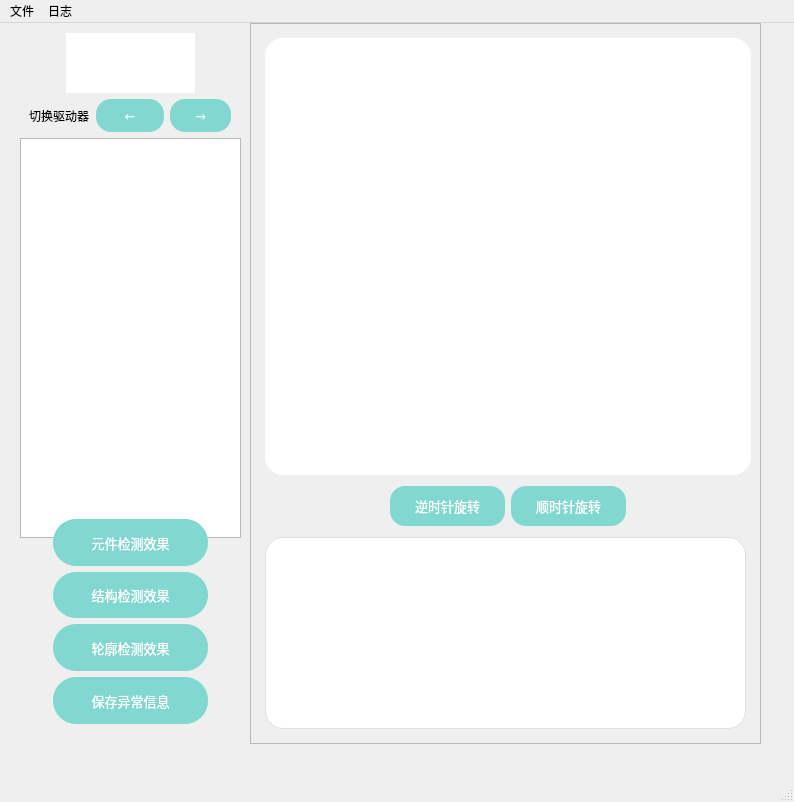
Ethereaity/InterfaceDesign, file mainwindows.ui: the form before one commit.
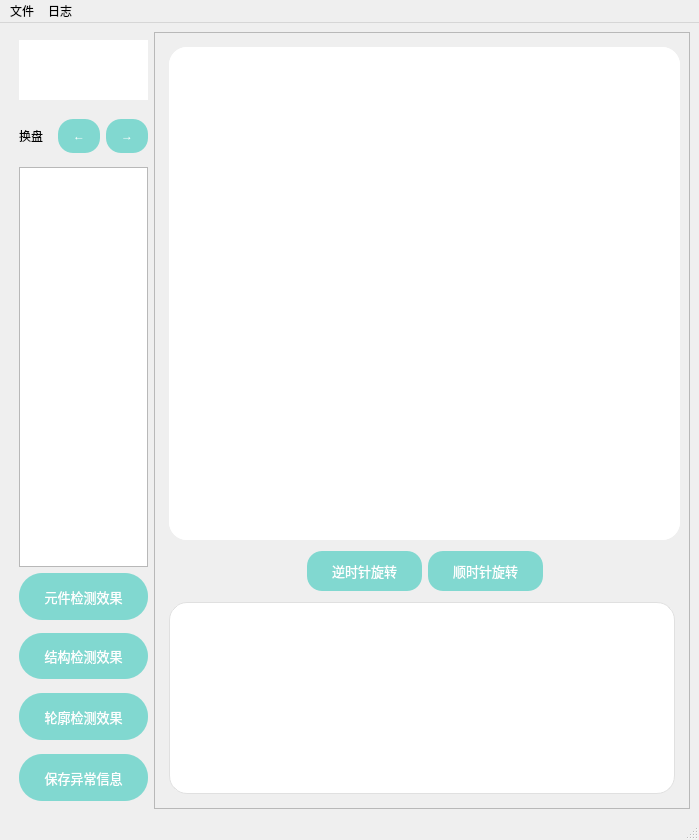
The form after the commit. Icons and pictures are not drawn.

Diff of the .ui file:
```diff
--- a/mainwindows.ui
+++ b/mainwindows.ui
@@ -6,8 +6,8 @@
    <rect>
     <x>0</x>
     <y>0</y>
-    <width>794</width>
-    <height>802</height>
+    <width>699</width>
+    <height>840</height>
    </rect>
   </property>
   <property name="windowTitle">
@@ -20,15 +20,14 @@
      <verstretch>0</verstretch>
     </sizepolicy>
    </property>
+   <layout class="QGridLayout" name="gridLayout">
+    <item row="0" column="0">
+     <layout class="QGridLayout" name="gridLayout_2" columnstretch="1,5">
+      <property name="sizeConstraint">
+       <enum>QLayout::SetNoConstraint</enum>
+      </property>
+      <item row="0" column="1">
    <widget class="QScrollArea" name="scrollArea_external">
-    <property name="geometry">
-     <rect>
-      <x>250</x>
-      <y>0</y>
-      <width>511</width>
-      <height>721</height>
-     </rect>
-    </property>
     <property name="widgetResizable">
      <bool>true</bool>
     </property>
@@ -37,30 +36,172 @@
       <rect>
        <x>0</x>
        <y>0</y>
-       <width>509</width>
-       <height>719</height>
-      </rect>
-     </property>
-     <layout class="QGridLayout" name="gridLayout_2">
+           <width>517</width>
+           <height>776</height>
+          </rect>
+         </property>
+         <layout class="QGridLayout" name="gridLayout_8">
       <item row="0" column="0">
+           <spacer name="verticalSpacer_8">
+            <property name="orientation">
+             <enum>Qt::Vertical</enum>
+            </property>
+            <property name="sizeType">
+             <enum>QSizePolicy::Preferred</enum>
+            </property>
+            <property name="sizeHint" stdset="0">
+             <size>
+              <width>5</width>
+              <height>5</height>
+             </size>
+            </property>
+           </spacer>
+          </item>
+          <item row="1" column="0">
        <layout class="QGridLayout" name="gridLayout_4">
         <item row="2" column="1">
-         <spacer name="verticalSpacer_11">
+             <layout class="QHBoxLayout" name="horizontalLayout_9">
+              <property name="topMargin">
+               <number>0</number>
+              </property>
+              <property name="rightMargin">
+               <number>0</number>
+              </property>
+              <item>
+               <spacer name="horizontalSpacer_15">
           <property name="orientation">
-           <enum>Qt::Vertical</enum>
+                 <enum>Qt::Horizontal</enum>
           </property>
           <property name="sizeType">
-           <enum>QSizePolicy::Preferred</enum>
+                 <enum>QSizePolicy::Expanding</enum>
           </property>
           <property name="sizeHint" stdset="0">
            <size>
-            <width>20</width>
-            <height>5</height>
+                  <width>33</width>
+                  <height>20</height>
            </size>
           </property>
          </spacer>
         </item>
-        <item row="4" column="1">
+              <item>
+               <widget class="QPushButton" name="rotateCounterclockwiseButton">
+                <property name="sizePolicy">
+                 <sizepolicy hsizetype="Preferred" vsizetype="Preferred">
+                  <horstretch>0</horstretch>
+                  <verstretch>0</verstretch>
+                 </sizepolicy>
+                </property>
+                <property name="minimumSize">
+                 <size>
+                  <width>68</width>
+                  <height>33</height>
+                 </size>
+                </property>
+                <property name="maximumSize">
+                 <size>
+                  <width>16777215</width>
+                  <height>16777215</height>
+                 </size>
+                </property>
+                <property name="font">
+                 <font>
+                  <family>华文楷体</family>
+                  <pointsize>10</pointsize>
+                  <weight>50</weight>
+                  <italic>false</italic>
+                  <bold>false</bold>
+                 </font>
+                </property>
+                <property name="styleSheet">
+                 <string notr="true">         QPushButton {
+            font: 10pt &quot;华文楷体&quot;;
+            color: white;
+            background-color: #81D8D0;
+            border-radius: 15px;
+            padding: 10px 25px;
+          }
+          QPushButton:hover {
+            background-color: #B2DFE5;
+          }</string>
+                </property>
+                <property name="text">
+                 <string>逆时针旋转</string>
+                </property>
+                <property name="iconSize">
+                 <size>
+                  <width>16</width>
+                  <height>16</height>
+                 </size>
+                </property>
+               </widget>
+              </item>
+              <item>
+               <widget class="QPushButton" name="rotateClockwiseButton">
+                <property name="sizePolicy">
+                 <sizepolicy hsizetype="Preferred" vsizetype="Preferred">
+                  <horstretch>0</horstretch>
+                  <verstretch>0</verstretch>
+                 </sizepolicy>
+                </property>
+                <property name="minimumSize">
+                 <size>
+                  <width>0</width>
+                  <height>33</height>
+                 </size>
+                </property>
+                <property name="maximumSize">
+                 <size>
+                  <width>16777215</width>
+                  <height>16777215</height>
+                 </size>
+                </property>
+                <property name="font">
+                 <font>
+                  <family>华文楷体</family>
+                  <pointsize>10</pointsize>
+                  <weight>50</weight>
+                  <italic>false</italic>
+                  <bold>false</bold>
+                 </font>
+                </property>
+                <property name="styleSheet">
+                 <string notr="true">         QPushButton {
+            font: 10pt &quot;华文楷体&quot;;
+            color: white;
+            background-color: #81D8D0;
+            border-radius: 15px;
+	font: 10pt &quot;华文楷体&quot;;
+            padding: 10px 25px;
+          }
+          QPushButton:hover {
+            background-color: #B2DFE5;
+          }
+</string>
+                </property>
+                <property name="text">
+                 <string>顺时针旋转</string>
+                </property>
+               </widget>
+              </item>
+              <item>
+               <spacer name="horizontalSpacer_16">
+                <property name="orientation">
+                 <enum>Qt::Horizontal</enum>
+                </property>
+                <property name="sizeType">
+                 <enum>QSizePolicy::Expanding</enum>
+                </property>
+                <property name="sizeHint" stdset="0">
+                 <size>
+                  <width>33</width>
+                  <height>20</height>
+                 </size>
+                </property>
+               </spacer>
+              </item>
+             </layout>
+            </item>
+            <item row="3" column="1">
          <spacer name="verticalSpacer_9">
           <property name="orientation">
            <enum>Qt::Vertical</enum>
@@ -76,23 +217,7 @@
           </property>
          </spacer>
         </item>
-        <item row="5" column="0">
-         <spacer name="horizontalSpacer_13">
-          <property name="orientation">
-           <enum>Qt::Horizontal</enum>
-          </property>
-          <property name="sizeType">
-           <enum>QSizePolicy::Preferred</enum>
-          </property>
-          <property name="sizeHint" stdset="0">
-           <size>
-            <width>5</width>
-            <height>20</height>
-           </size>
-          </property>
-         </spacer>
-        </item>
-        <item row="5" column="1">
+            <item row="4" column="1">
          <layout class="QGridLayout" name="gridLayout_7">
           <property name="topMargin">
            <number>0</number>
@@ -147,7 +272,7 @@
           </item>
          </layout>
         </item>
-        <item row="1" column="1">
+            <item row="0" column="1">
          <layout class="QGridLayout" name="gridLayout_5">
           <item row="0" column="0">
            <widget class="QScrollArea" name="scrollArea">
@@ -163,8 +288,8 @@
               <rect>
                <x>0</x>
                <y>0</y>
-               <width>468</width>
-               <height>408</height>
+                   <width>476</width>
+                   <height>465</height>
               </rect>
              </property>
              <layout class="QGridLayout" name="gridLayout_9" columnstretch="1,5">
@@ -196,152 +321,10 @@
           </item>
          </layout>
         </item>
-        <item row="3" column="1">
-         <layout class="QHBoxLayout" name="horizontalLayout_9">
-          <property name="topMargin">
-           <number>0</number>
-          </property>
-          <property name="rightMargin">
-           <number>0</number>
-          </property>
-          <item>
-           <spacer name="horizontalSpacer_15">
+            <item row="4" column="0">
+             <spacer name="horizontalSpacer_13">
             <property name="orientation">
              <enum>Qt::Horizontal</enum>
-            </property>
-            <property name="sizeType">
-             <enum>QSizePolicy::Expanding</enum>
-            </property>
-            <property name="sizeHint" stdset="0">
-             <size>
-              <width>33</width>
-              <height>20</height>
-             </size>
-            </property>
-           </spacer>
-          </item>
-          <item>
-           <widget class="QPushButton" name="rotateCounterclockwiseButton">
-            <property name="sizePolicy">
-             <sizepolicy hsizetype="Preferred" vsizetype="Preferred">
-              <horstretch>0</horstretch>
-              <verstretch>0</verstretch>
-             </sizepolicy>
-            </property>
-            <property name="minimumSize">
-             <size>
-              <width>68</width>
-              <height>33</height>
-             </size>
-            </property>
-            <property name="maximumSize">
-             <size>
-              <width>16777215</width>
-              <height>16777215</height>
-             </size>
-            </property>
-            <property name="font">
-             <font>
-              <family>华文楷体</family>
-              <pointsize>10</pointsize>
-              <weight>50</weight>
-              <italic>false</italic>
-              <bold>false</bold>
-             </font>
-            </property>
-            <property name="styleSheet">
-             <string notr="true">         QPushButton {
-            font: 10pt &quot;华文楷体&quot;;
-            color: white;
-            background-color: #81D8D0;
-            border-radius: 15px;
-            padding: 10px 25px;
-          }
-          QPushButton:hover {
-            background-color: #B2DFE5;
-          }</string>
-            </property>
-            <property name="text">
-             <string>逆时针旋转</string>
-            </property>
-            <property name="iconSize">
-             <size>
-              <width>16</width>
-              <height>16</height>
-             </size>
-            </property>
-           </widget>
-          </item>
-          <item>
-           <widget class="QPushButton" name="rotateClockwiseButton">
-            <property name="sizePolicy">
-             <sizepolicy hsizetype="Preferred" vsizetype="Preferred">
-              <horstretch>0</horstretch>
-              <verstretch>0</verstretch>
-             </sizepolicy>
-            </property>
-            <property name="minimumSize">
-             <size>
-              <width>0</width>
-              <height>33</height>
-             </size>
-            </property>
-            <property name="maximumSize">
-             <size>
-              <width>16777215</width>
-              <height>16777215</height>
-             </size>
-            </property>
-            <property name="font">
-             <font>
-              <family>华文楷体</family>
-              <pointsize>10</pointsize>
-              <weight>50</weight>
-              <italic>false</italic>
-              <bold>false</bold>
-             </font>
-            </property>
-            <property name="styleSheet">
-             <string notr="true">         QPushButton {
-            font: 10pt &quot;华文楷体&quot;;
-            color: white;
-            background-color: #81D8D0;
-            border-radius: 15px;
-	font: 10pt &quot;华文楷体&quot;;
-            padding: 10px 25px;
-          }
-          QPushButton:hover {
-            background-color: #B2DFE5;
-          }
-</string>
-            </property>
-            <property name="text">
-             <string>顺时针旋转</string>
-            </property>
-           </widget>
-          </item>
-          <item>
-           <spacer name="horizontalSpacer_16">
-            <property name="orientation">
-             <enum>Qt::Horizontal</enum>
-            </property>
-            <property name="sizeType">
-             <enum>QSizePolicy::Expanding</enum>
-            </property>
-            <property name="sizeHint" stdset="0">
-             <size>
-              <width>33</width>
-              <height>20</height>
-             </size>
-            </property>
-           </spacer>
-          </item>
-         </layout>
-        </item>
-        <item row="0" column="1">
-         <spacer name="verticalSpacer_8">
-          <property name="orientation">
-           <enum>Qt::Vertical</enum>
           </property>
           <property name="sizeType">
            <enum>QSizePolicy::Preferred</enum>
@@ -349,15 +332,13 @@
           <property name="sizeHint" stdset="0">
            <size>
             <width>5</width>
-            <height>5</height>
+                <height>20</height>
            </size>
           </property>
          </spacer>
         </item>
-       </layout>
-      </item>
-      <item row="1" column="0">
-       <spacer name="verticalSpacer_10">
+            <item row="1" column="1">
+             <spacer name="verticalSpacer_11">
         <property name="orientation">
          <enum>Qt::Vertical</enum>
         </property>
@@ -373,23 +354,34 @@
        </spacer>
       </item>
      </layout>
-    </widget>
-   </widget>
-   <widget class="QWidget" name="">
-    <property name="geometry">
-     <rect>
-      <x>20</x>
-      <y>10</y>
-      <width>221</width>
-      <height>691</height>
-     </rect>
-    </property>
-    <layout class="QGridLayout" name="gridLayout">
+          </item>
      <item row="2" column="0">
-      <layout class="QHBoxLayout" name="horizontalLayout"/>
+           <spacer name="verticalSpacer_10">
+            <property name="orientation">
+             <enum>Qt::Vertical</enum>
+            </property>
+            <property name="sizeType">
+             <enum>QSizePolicy::Preferred</enum>
+            </property>
+            <property name="sizeHint" stdset="0">
+             <size>
+              <width>20</width>
+              <height>5</height>
+             </size>
+            </property>
+           </spacer>
+          </item>
+         </layout>
+        </widget>
+       </widget>
      </item>
      <item row="0" column="0">
-      <spacer name="verticalSpacer">
+       <layout class="QGridLayout" name="gridLayout_3">
+        <property name="leftMargin">
+         <number>10</number>
+        </property>
+        <item row="15" column="0">
+         <spacer name="verticalSpacer_5">
        <property name="orientation">
         <enum>Qt::Vertical</enum>
        </property>
@@ -404,23 +396,73 @@
        </property>
       </spacer>
      </item>
-     <item row="7" column="0">
-      <spacer name="verticalSpacer_4">
-       <property name="orientation">
-        <enum>Qt::Vertical</enum>
-       </property>
-       <property name="sizeType">
-        <enum>QSizePolicy::Expanding</enum>
-       </property>
-       <property name="sizeHint" stdset="0">
-        <size>
-         <width>20</width>
-         <height>20</height>
-        </size>
-       </property>
-      </spacer>
-     </item>
-     <item row="6" column="0">
+        <item row="5" column="0">
+         <layout class="QHBoxLayout" name="horizontalLayout">
+          <property name="topMargin">
+           <number>5</number>
+          </property>
+          <item>
+           <widget class="QLabel" name="label_2">
+            <property name="sizePolicy">
+             <sizepolicy hsizetype="Preferred" vsizetype="Preferred">
+              <horstretch>0</horstretch>
+              <verstretch>0</verstretch>
+             </sizepolicy>
+            </property>
+            <property name="styleSheet">
+             <string notr="true">font: 10pt &quot;华文楷体&quot;;</string>
+            </property>
+            <property name="text">
+             <string>换盘</string>
+            </property>
+            <property name="alignment">
+             <set>Qt::AlignLeading|Qt::AlignLeft|Qt::AlignVCenter</set>
+            </property>
+           </widget>
+          </item>
+          <item>
+           <widget class="QPushButton" name="newButton1">
+            <property name="styleSheet">
+             <string notr="true">         QPushButton {
+            font: 10pt &quot;华文楷体&quot;;
+            color: white;
+            background-color: #81D8D0;
+            border-radius: 15px;
+            padding: 10px 15px;
+          }
+          QPushButton:hover {
+            background-color: #B2DFE5;
+          }
+</string>
+            </property>
+            <property name="text">
+             <string>←</string>
+            </property>
+           </widget>
+          </item>
+          <item>
+           <widget class="QPushButton" name="newButton2">
+            <property name="styleSheet">
+             <string notr="true">         QPushButton {
+            font: 10pt &quot;华文楷体&quot;;
+            color: white;
+            background-color: #81D8D0;
+            border-radius: 15px;
+            padding: 10px 15px;
+          }
+          QPushButton:hover {
+            background-color: #B2DFE5;
+          }
+</string>
+            </property>
+            <property name="text">
+             <string>→</string>
+            </property>
+           </widget>
+          </item>
+         </layout>
+        </item>
+        <item row="8" column="0">
       <layout class="QHBoxLayout" name="horizontalLayout_7">
        <property name="leftMargin">
         <number>0</number>
@@ -461,6 +503,12 @@
            <height>400</height>
           </size>
          </property>
+            <property name="indentation">
+             <number>20</number>
+            </property>
+            <property name="expandsOnDoubleClick">
+             <bool>true</bool>
+            </property>
         </widget>
        </item>
        <item>
@@ -481,109 +529,10 @@
        </item>
       </layout>
      </item>
-     <item row="10" column="0">
-      <layout class="QHBoxLayout" name="horizontalLayout_3">
+        <item row="9" column="0">
+         <layout class="QHBoxLayout" name="horizontalLayout_2">
        <item>
-        <spacer name="horizontalSpacer_12">
-         <property name="orientation">
-          <enum>Qt::Horizontal</enum>
-         </property>
-         <property name="sizeType">
-          <enum>QSizePolicy::Preferred</enum>
-         </property>
-         <property name="sizeHint" stdset="0">
-          <size>
-           <width>33</width>
-           <height>20</height>
-          </size>
-         </property>
-        </spacer>
-       </item>
-       <item>
-        <widget class="QPushButton" name="pushButton_5">
-         <property name="sizePolicy">
-          <sizepolicy hsizetype="Preferred" vsizetype="Preferred">
-           <horstretch>0</horstretch>
-           <verstretch>0</verstretch>
-          </sizepolicy>
-         </property>
-         <property name="minimumSize">
-          <size>
-           <width>61</width>
-           <height>46</height>
-          </size>
-         </property>
-         <property name="maximumSize">
-          <size>
-           <width>16777215</width>
-           <height>16777215</height>
-          </size>
-         </property>
-         <property name="font">
-          <font>
-           <family>华文楷体</family>
-           <pointsize>10</pointsize>
-           <weight>50</weight>
-           <italic>false</italic>
-           <bold>false</bold>
-          </font>
-         </property>
-         <property name="styleSheet">
-          <string notr="true">         QPushButton {
-            font: 10pt &quot;华文楷体&quot;;
-            color: white;
-            background-color: #81D8D0;
-            border-radius: 23px;
-	font: 10pt &quot;华文楷体&quot;;
-            padding: 10px 25px;
-          }
-          QPushButton:hover {
-            background-color: #B2DFE5;
-          }</string>
-         </property>
-         <property name="text">
-          <string>结构检测效果</string>
-         </property>
-        </widget>
-       </item>
-       <item>
-        <spacer name="horizontalSpacer_11">
-         <property name="orientation">
-          <enum>Qt::Horizontal</enum>
-         </property>
-         <property name="sizeType">
-          <enum>QSizePolicy::Preferred</enum>
-         </property>
-         <property name="sizeHint" stdset="0">
-          <size>
-           <width>33</width>
-           <height>20</height>
-          </size>
-         </property>
-        </spacer>
-       </item>
-      </layout>
-     </item>
-     <item row="12" column="0">
-      <layout class="QHBoxLayout" name="horizontalLayout_4">
-       <item>
-        <spacer name="horizontalSpacer_6">
-         <property name="orientation">
-          <enum>Qt::Horizontal</enum>
-         </property>
-         <property name="sizeType">
-          <enum>QSizePolicy::Preferred</enum>
-         </property>
-         <property name="sizeHint" stdset="0">
-          <size>
-           <width>33</width>
-           <height>20</height>
-          </size>
-         </property>
-        </spacer>
-       </item>
-       <item>
-        <widget class="QPushButton" name="pushButton_6">
+           <widget class="QPushButton" name="pushButton_4">
          <property name="sizePolicy">
           <sizepolicy hsizetype="Preferred" vsizetype="Preferred">
            <horstretch>0</horstretch>
@@ -617,37 +566,21 @@
             color: white;
             background-color: #81D8D0;
             border-radius: 23px;
-	font: 10pt &quot;华文楷体&quot;;
             padding: 10px 25px;
           }
           QPushButton:hover {
             background-color: #B2DFE5;
-          }</string>
+          }
+</string>
          </property>
          <property name="text">
-          <string>轮廓检测效果</string>
+             <string>元件检测效果</string>
          </property>
         </widget>
        </item>
-       <item>
-        <spacer name="horizontalSpacer_5">
-         <property name="orientation">
-          <enum>Qt::Horizontal</enum>
-         </property>
-         <property name="sizeType">
-          <enum>QSizePolicy::Preferred</enum>
-         </property>
-         <property name="sizeHint" stdset="0">
-          <size>
-           <width>33</width>
-           <height>20</height>
-          </size>
-         </property>
-        </spacer>
-       </item>
-      </layout>
-     </item>
-     <item row="11" column="0">
+         </layout>
+        </item>
+        <item row="19" column="0">
       <spacer name="verticalSpacer_3">
        <property name="orientation">
         <enum>Qt::Vertical</enum>
@@ -731,26 +664,39 @@
        </item>
       </layout>
      </item>
-     <item row="8" column="0">
-      <layout class="QHBoxLayout" name="horizontalLayout_2">
-       <item>
-        <spacer name="horizontalSpacer_3">
+        <item row="23" column="0">
+         <spacer name="verticalSpacer_7">
          <property name="orientation">
-          <enum>Qt::Horizontal</enum>
+           <enum>Qt::Vertical</enum>
          </property>
          <property name="sizeType">
-          <enum>QSizePolicy::Preferred</enum>
+           <enum>QSizePolicy::Expanding</enum>
          </property>
          <property name="sizeHint" stdset="0">
           <size>
-           <width>33</width>
+            <width>20</width>
            <height>20</height>
           </size>
          </property>
         </spacer>
        </item>
+        <item row="6" column="0">
+         <spacer name="verticalSpacer_2">
+          <property name="orientation">
+           <enum>Qt::Vertical</enum>
+          </property>
+          <property name="sizeHint" stdset="0">
+           <size>
+            <width>20</width>
+            <height>20</height>
+           </size>
+          </property>
+         </spacer>
+        </item>
+        <item row="17" column="0">
+         <layout class="QHBoxLayout" name="horizontalLayout_4">
        <item>
-        <widget class="QPushButton" name="pushButton_4">
+           <widget class="QPushButton" name="pushButton_6">
          <property name="sizePolicy">
           <sizepolicy hsizetype="Preferred" vsizetype="Preferred">
            <horstretch>0</horstretch>
@@ -784,143 +730,7 @@
             color: white;
             background-color: #81D8D0;
             border-radius: 23px;
-            padding: 10px 25px;
-          }
-          QPushButton:hover {
-            background-color: #B2DFE5;
-          }
-</string>
-         </property>
-         <property name="text">
-          <string>元件检测效果</string>
-         </property>
-        </widget>
-       </item>
-       <item>
-        <spacer name="horizontalSpacer_4">
-         <property name="orientation">
-          <enum>Qt::Horizontal</enum>
-         </property>
-         <property name="sizeType">
-          <enum>QSizePolicy::Preferred</enum>
-         </property>
-         <property name="sizeHint" stdset="0">
-          <size>
-           <width>33</width>
-           <height>20</height>
-          </size>
-         </property>
-        </spacer>
-       </item>
-      </layout>
-     </item>
-     <item row="9" column="0">
-      <spacer name="verticalSpacer_5">
-       <property name="orientation">
-        <enum>Qt::Vertical</enum>
-       </property>
-       <property name="sizeType">
-        <enum>QSizePolicy::Expanding</enum>
-       </property>
-       <property name="sizeHint" stdset="0">
-        <size>
-         <width>20</width>
-         <height>20</height>
-        </size>
-       </property>
-      </spacer>
-     </item>
-     <item row="3" column="0">
-      <spacer name="verticalSpacer_6">
-       <property name="orientation">
-        <enum>Qt::Vertical</enum>
-       </property>
-       <property name="sizeType">
-        <enum>QSizePolicy::Expanding</enum>
-       </property>
-       <property name="sizeHint" stdset="0">
-        <size>
-         <width>20</width>
-         <height>20</height>
-        </size>
-       </property>
-      </spacer>
-     </item>
-     <item row="4" column="0">
-      <layout class="QHBoxLayout" name="horizontalLayout_10">
-       <item>
-        <spacer name="horizontalSpacer_17">
-         <property name="orientation">
-          <enum>Qt::Horizontal</enum>
-         </property>
-         <property name="sizeType">
-          <enum>QSizePolicy::Expanding</enum>
-         </property>
-         <property name="sizeHint" stdset="0">
-          <size>
-           <width>33</width>
-           <height>20</height>
-          </size>
-         </property>
-        </spacer>
-       </item>
-       <item>
-        <widget class="QLabel" name="label_2">
-         <property name="styleSheet">
-          <string notr="true">         QPushButton {
-            font: 10pt &quot;华文楷体&quot;;
-            color: white;
-            background-color: #81D8D0;
-            border-radius: 15px;
 	font: 10pt &quot;华文楷体&quot;;
-            padding: 10px 25px;
-          }
-          QPushButton:hover {
-            background-color: #B2DFE5;
-          }
-
-</string>
-         </property>
-         <property name="text">
-          <string>切换驱动器</string>
-         </property>
-        </widget>
-       </item>
-       <item>
-        <widget class="QPushButton" name="newButton1">
-         <property name="sizePolicy">
-          <sizepolicy hsizetype="Preferred" vsizetype="Preferred">
-           <horstretch>0</horstretch>
-           <verstretch>0</verstretch>
-          </sizepolicy>
-         </property>
-         <property name="minimumSize">
-          <size>
-           <width>68</width>
-           <height>33</height>
-          </size>
-         </property>
-         <property name="maximumSize">
-          <size>
-           <width>16777215</width>
-           <height>16777215</height>
-          </size>
-         </property>
-         <property name="font">
-          <font>
-           <family>华文楷体</family>
-           <pointsize>10</pointsize>
-           <weight>50</weight>
-           <italic>false</italic>
-           <bold>false</bold>
-          </font>
-         </property>
-         <property name="styleSheet">
-          <string notr="true">         QPushButton {
-            font: 10pt &quot;华文楷体&quot;;
-            color: white;
-            background-color: #81D8D0;
-            border-radius: 15px;
             padding: 10px 25px;
           }
           QPushButton:hover {
@@ -928,100 +738,14 @@
           }</string>
          </property>
          <property name="text">
-          <string>←</string>
-         </property>
-         <property name="iconSize">
-          <size>
-           <width>16</width>
-           <height>16</height>
-          </size>
-         </property>
-        </widget>
-       </item>
-       <item>
-        <widget class="QPushButton" name="newButton2">
-         <property name="sizePolicy">
-          <sizepolicy hsizetype="Preferred" vsizetype="Preferred">
-           <horstretch>0</horstretch>
-           <verstretch>0</verstretch>
-          </sizepolicy>
-         </property>
-         <property name="minimumSize">
-          <size>
-           <width>0</width>
-           <height>33</height>
-          </size>
-         </property>
-         <property name="maximumSize">
-          <size>
-           <width>16777215</width>
-           <height>16777215</height>
-          </size>
-         </property>
-         <property name="font">
-          <font>
-           <family>华文楷体</family>
-           <pointsize>10</pointsize>
-           <weight>50</weight>
-           <italic>false</italic>
-           <bold>false</bold>
-          </font>
-         </property>
-         <property name="styleSheet">
-          <string notr="true">         QPushButton {
-            font: 10pt &quot;华文楷体&quot;;
-            color: white;
-            background-color: #81D8D0;
-            border-radius: 15px;
-	font: 10pt &quot;华文楷体&quot;;
-            padding: 10px 25px;
-          }
-          QPushButton:hover {
-            background-color: #B2DFE5;
-          }
-</string>
-         </property>
-         <property name="text">
-          <string>→</string>
-         </property>
-        </widget>
-       </item>
-       <item>
-        <spacer name="horizontalSpacer_18">
-         <property name="orientation">
-          <enum>Qt::Horizontal</enum>
-         </property>
-         <property name="sizeType">
-          <enum>QSizePolicy::Expanding</enum>
-         </property>
-         <property name="sizeHint" stdset="0">
-          <size>
-           <width>33</width>
-           <height>20</height>
-          </size>
-         </property>
-        </spacer>
-       </item>
-      </layout>
-     </item>
-     <item row="14" column="0">
+             <string>轮廓检测效果</string>
+            </property>
+           </widget>
+          </item>
+         </layout>
+        </item>
+        <item row="21" column="0">
       <layout class="QHBoxLayout" name="horizontalLayout_6">
-       <item>
-        <spacer name="horizontalSpacer_8">
-         <property name="orientation">
-          <enum>Qt::Horizontal</enum>
-         </property>
-         <property name="sizeType">
-          <enum>QSizePolicy::Preferred</enum>
-         </property>
-         <property name="sizeHint" stdset="0">
-          <size>
-           <width>33</width>
-           <height>20</height>
-          </size>
-         </property>
-        </spacer>
-       </item>
        <item>
         <widget class="QPushButton" name="pushButton_3">
          <property name="sizePolicy">
@@ -1069,26 +793,10 @@
          </property>
         </widget>
        </item>
-       <item>
-        <spacer name="horizontalSpacer_7">
-         <property name="orientation">
-          <enum>Qt::Horizontal</enum>
-         </property>
-         <property name="sizeType">
-          <enum>QSizePolicy::Preferred</enum>
-         </property>
-         <property name="sizeHint" stdset="0">
-          <size>
-           <width>33</width>
-           <height>20</height>
-          </size>
-         </property>
-        </spacer>
-       </item>
-      </layout>
-     </item>
-     <item row="5" column="0">
-      <spacer name="verticalSpacer_2">
+         </layout>
+        </item>
+        <item row="0" column="0">
+         <spacer name="verticalSpacer_6">
        <property name="orientation">
         <enum>Qt::Vertical</enum>
        </property>
@@ -1101,31 +809,101 @@
       </spacer>
      </item>
      <item row="13" column="0">
-      <spacer name="verticalSpacer_7">
-       <property name="orientation">
-        <enum>Qt::Vertical</enum>
-       </property>
-       <property name="sizeType">
-        <enum>QSizePolicy::Expanding</enum>
-       </property>
-       <property name="sizeHint" stdset="0">
+         <layout class="QHBoxLayout" name="horizontalLayout_3">
+          <item>
+           <widget class="QPushButton" name="pushButton_5">
+            <property name="sizePolicy">
+             <sizepolicy hsizetype="Preferred" vsizetype="Preferred">
+              <horstretch>0</horstretch>
+              <verstretch>0</verstretch>
+             </sizepolicy>
+            </property>
+            <property name="minimumSize">
+             <size>
+              <width>61</width>
+              <height>46</height>
+             </size>
+            </property>
+            <property name="maximumSize">
         <size>
-         <width>20</width>
-         <height>20</height>
-        </size>
-       </property>
-      </spacer>
-     </item>
-    </layout>
-   </widget>
+              <width>16777215</width>
+              <height>16777215</height>
+             </size>
+            </property>
+            <property name="font">
+             <font>
+              <family>华文楷体</family>
+              <pointsize>10</pointsize>
+              <weight>50</weight>
+              <italic>false</italic>
+              <bold>false</bold>
+             </font>
+            </property>
+            <property name="styleSheet">
+             <string notr="true">         QPushButton {
+            font: 10pt &quot;华文楷体&quot;;
+            color: white;
+            background-color: #81D8D0;
+            border-radius: 23px;
+	font: 10pt &quot;华文楷体&quot;;
+            padding: 10px 25px;
+          }
+          QPushButton:hover {
+            background-color: #B2DFE5;
+          }</string>
+            </property>
+            <property name="text">
+             <string>结构检测效果</string>
+            </property>
+           </widget>
+          </item>
+         </layout>
+        </item>
+        <item row="11" column="0">
+         <spacer name="verticalSpacer_4">
+          <property name="orientation">
+           <enum>Qt::Vertical</enum>
+          </property>
+          <property name="sizeType">
+           <enum>QSizePolicy::Expanding</enum>
+          </property>
+          <property name="sizeHint" stdset="0">
+           <size>
+            <width>20</width>
+            <height>20</height>
+           </size>
+          </property>
+         </spacer>
+        </item>
+        <item row="3" column="0">
+         <spacer name="verticalSpacer">
+          <property name="orientation">
+           <enum>Qt::Vertical</enum>
+          </property>
+          <property name="sizeType">
+           <enum>QSizePolicy::Expanding</enum>
+          </property>
+          <property name="sizeHint" stdset="0">
+           <size>
+            <width>20</width>
+            <height>20</height>
+           </size>
+          </property>
+         </spacer>
+        </item>
+       </layout>
+      </item>
+     </layout>
+    </item>
+   </layout>
   </widget>
   <widget class="QMenuBar" name="menubar">
    <property name="geometry">
     <rect>
      <x>0</x>
      <y>0</y>
-     <width>794</width>
-     <height>23</height>
+     <width>699</width>
+     <height>22</height>
     </rect>
    </property>
    <widget class="QMenu" name="menu">
```
Left out of the diff: 3 changed lines with no effect on the pictures. Lines whose indentation alone changed are shown as unchanged.
